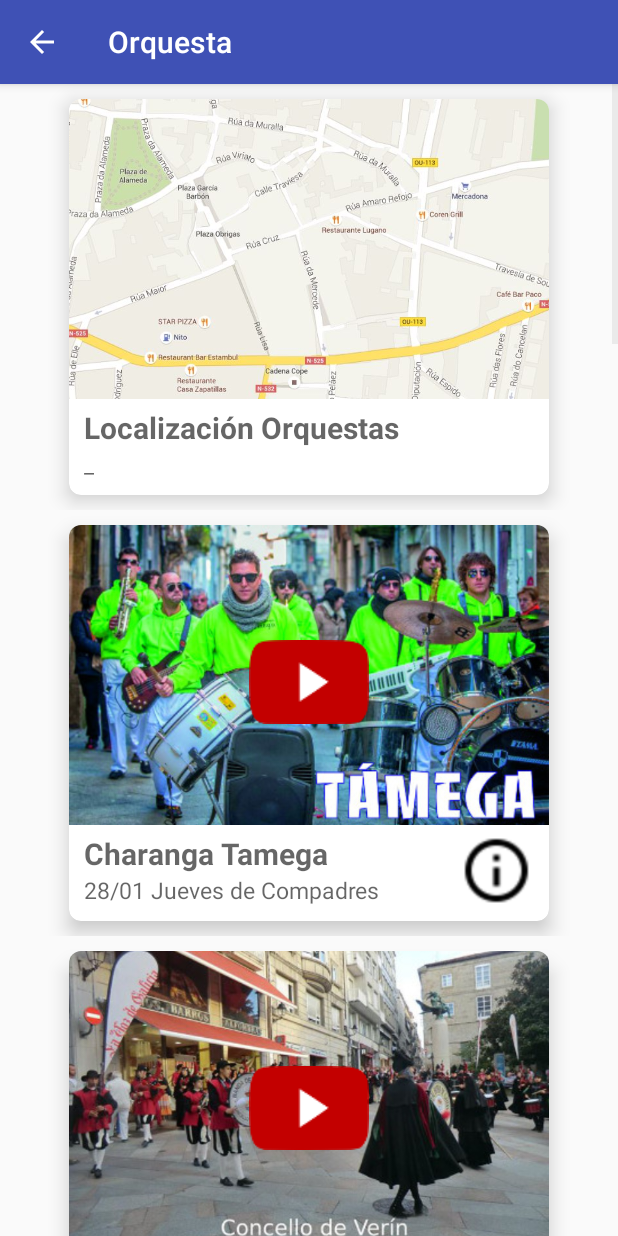
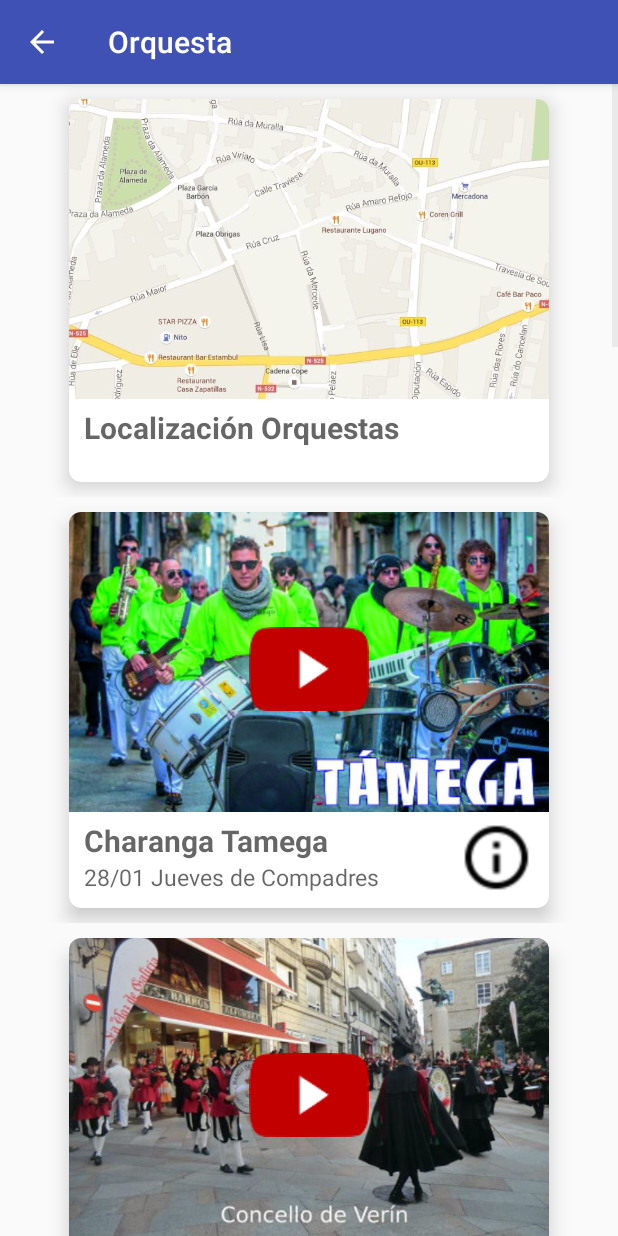
Before and after one commit to snooze6/Entroido-Verin, an Android app: the OrquestaActivity screen opened directly, with no data from a screen before it, on a phone screen of 412 x 824 dp. Run offline under Robolectric (Android 15) with nearby library versions, the phone set to English and light mode, and no system bars; our stand-ins replace Picasso; network calls fail; pictures from the network do not load.

Commit message:
Solucionados pequenos errores graficos

```diff
--- a/app/src/main/java/es/develover/joker/entroido/Adapters/PartyAdapter.java
+++ b/app/src/main/java/es/develover/joker/entroido/Adapters/PartyAdapter.java
@@ -108,7 +108,13 @@ public class PartyAdapter extends BaseAdapter {
         TextView date = (TextView) convertView.findViewById(R.id.item_date_special);
         Picasso.with(activity).load(parties.get(position).getImage()).into(image);
         title.setText(parties.get(position).getTitle());
-        date.setText(parties.get(position).getDate());
+        if (parties.get(position).getDate().equals("_")){
+            date.setVisibility(View.GONE);
+        } else {
+            date.setVisibility(View.VISIBLE);
+            date.setText(parties.get(position).getDate());
+        }
+
 
 
         return convertView;
```
Also changed, not shown: app/src/main/java/es/develover/joker/entroido/Adapters/HistoryAdapter.java (+6 -1 lines).
